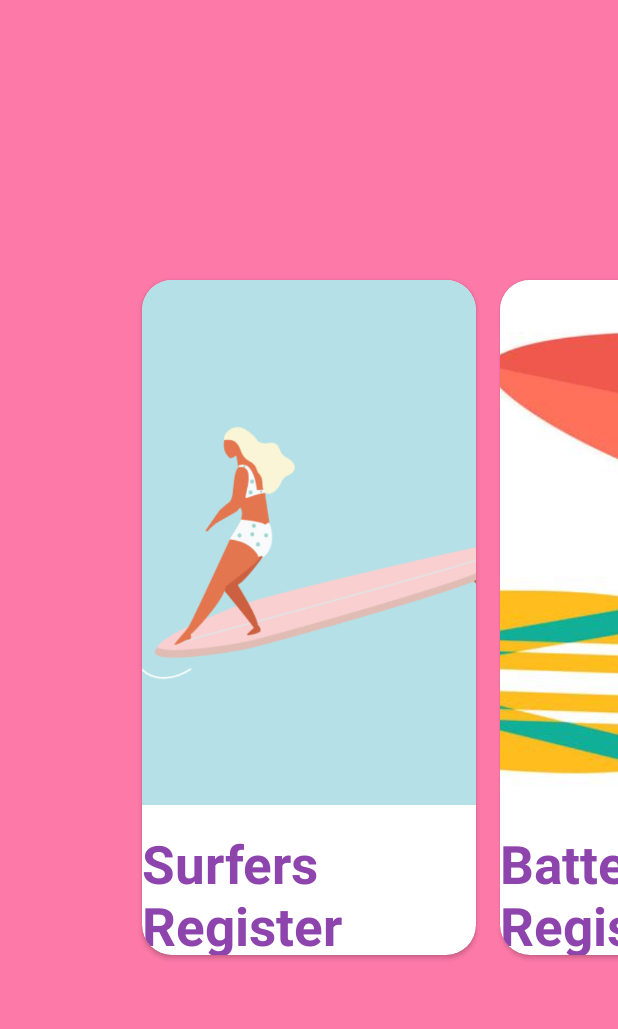
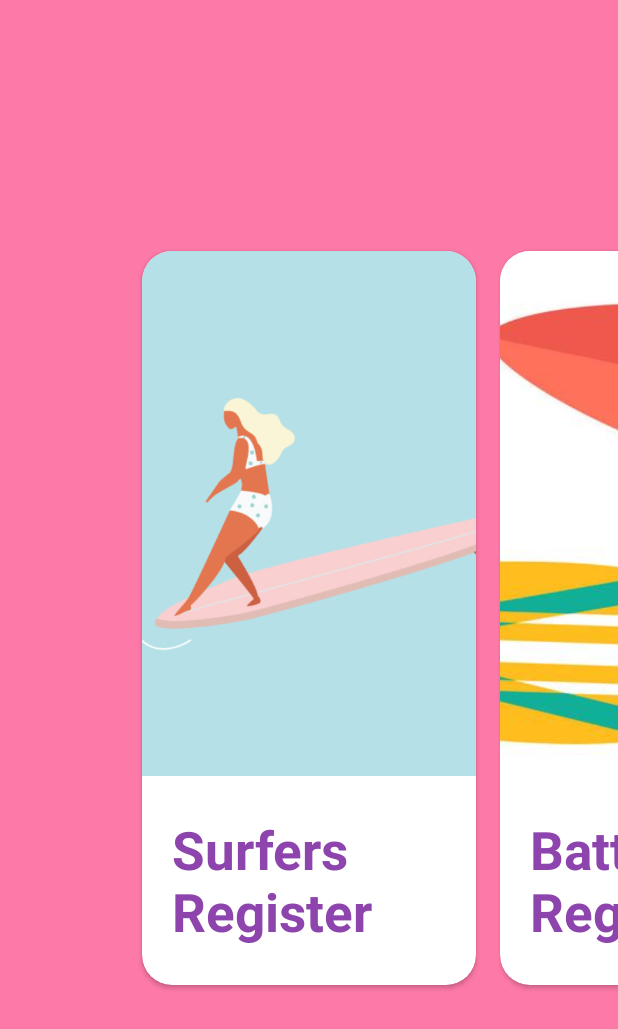
Before and after one commit to yanfalcao/HorizonDesafio, an Android app: the screen it shows after launch (MainMenu), on a phone screen of 412 x 824 dp. Shown: the top 1029 px of the screen. Run offline under Robolectric (Android 15) with nearby library versions, the phone set to English and light mode, and no system bars; our stand-ins replace ButterKnife.

Commit message:
Reafactor (SurfersList): Ajuste no card do menu principal

```diff
--- a/MundialSurf/app/src/main/res/layout/item_main_menu.xml
+++ b/MundialSurf/app/src/main/res/layout/item_main_menu.xml
@@ -12,9 +12,10 @@
         app:cardCornerRadius="20dp"
         android:layout_margin="8dp">
 
-        <RelativeLayout
+        <LinearLayout
             android:layout_width="match_parent"
-            android:layout_height="450dp">
+            android:layout_height="match_parent"
+            android:orientation="vertical">
 
             <ImageView
                 android:id="@+id/image_main_menu"
@@ -28,14 +29,13 @@
                 android:layout_height="wrap_content"
                 android:id="@+id/title_main_menu"
                 android:textColor="#8e44ad"
-                android:layout_below="@+id/image_main_menu"
-                android:layout_marginTop="15dp"
-                android:layout_centerHorizontal="true"
+                android:layout_marginLeft="20dp"
+                android:layout_marginTop="25dp"
+                android:layout_marginBottom="25dp"
                 android:text="Wave Register"
                 android:textSize="35sp"
                 android:textStyle="bold"/>
-
-        </RelativeLayout>
+        </LinearLayout>
 
     </androidx.cardview.widget.CardView>
 
```
